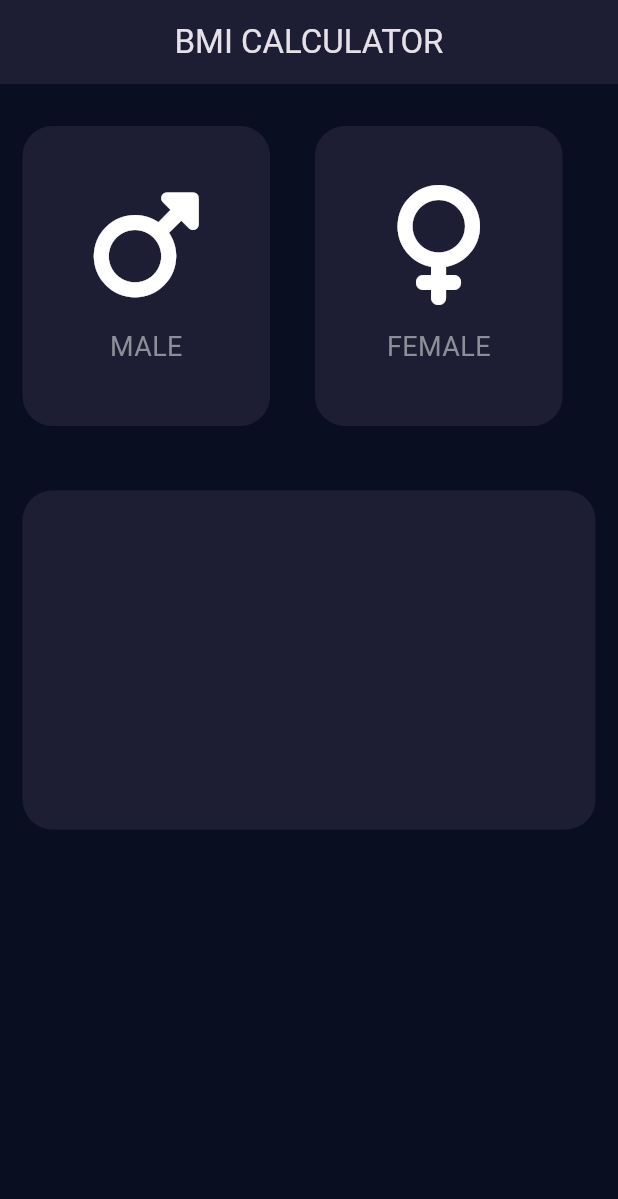
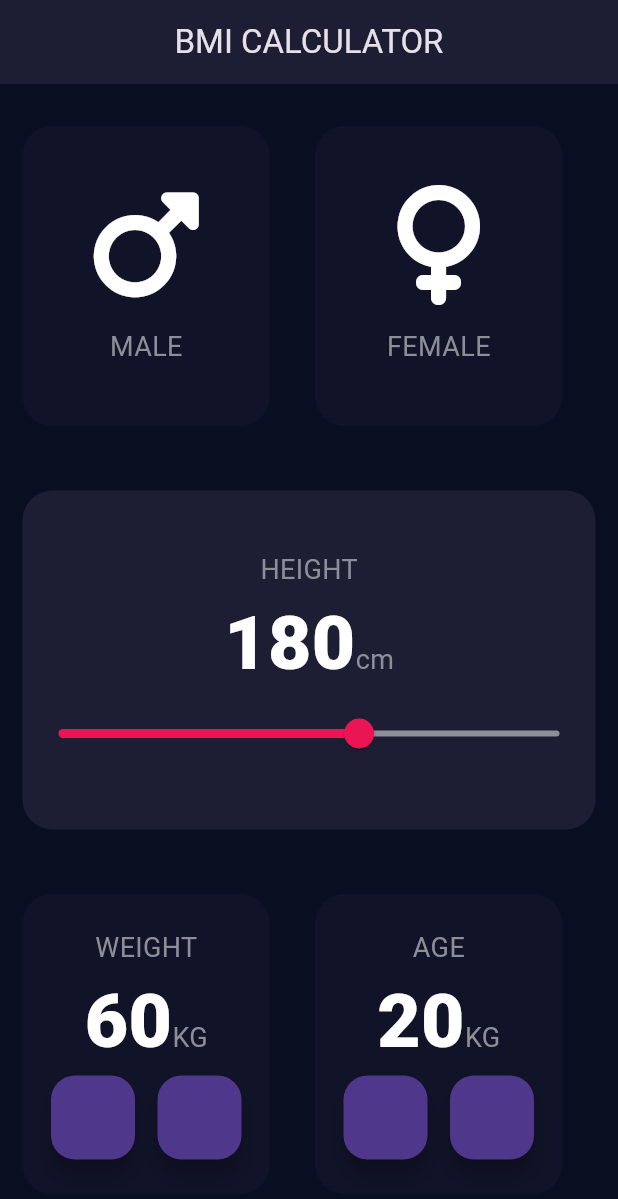
Before and after one commit to ChethanRaj13/BMI_calculator, a Flutter app: the screen it shows after launch, on a phone screen of 412 x 824 dp. Shown: the top 1199 px of the screen. Run offline on Flutter 3.47's test engine with Material 3 defaults, Android fonts, the phone set to English and light mode, and no system bars; our stand-ins replace font_awesome_flutter.

Commit message:
added more features

```diff
--- /dev/null
+++ b/lib/ABC.dart
@@ -0,0 +1,34 @@
+import 'package:flutter/material.dart';
+import 'constants.dart';
+import 'input_page.dart';
+
+class ABC extends StatelessWidget {
+  final String gender;
+  final IconData? ic;
+
+  const ABC({
+    Key? key,
+    required this.gender,
+    this.ic,
+  }) : super(key: key);
+
+  @override
+  Widget build(BuildContext context) {
+    return Column(
+      mainAxisAlignment: MainAxisAlignment.center,
+      children: [
+        Icon(
+          ic,
+          size: 80,
+        ),
+        SizedBox(
+          height: 15,
+        ),
+        Text(
+          gender,
+            style: kLabelTextStyle,
+        ),
+      ],
+    );
+  }
+}
--- /dev/null
+++ b/lib/constants.dart
@@ -0,0 +1,14 @@
+import 'package:flutter/material.dart';
+
+
+const kactivecolor = Color(0xFF1D1E33);
+const kinactivecolor = Color(0xFF111328);
+const kLabelTextStyle = TextStyle(
+  fontSize: 18,
+  color: Color(0xFF8D8F98),
+);
+const kHeightTextStyle = TextStyle(
+  fontSize: 50,
+  color: Colors.white,
+  fontWeight: FontWeight.w900,
+);
--- a/lib/input_page.dart
+++ b/lib/input_page.dart
@@ -1,13 +1,22 @@
 import 'package:flutter/material.dart';
 import 'package:font_awesome_flutter/font_awesome_flutter.dart';
+import 'reusable.dart';
+import 'ABC.dart';
+import 'constants.dart';
 
 class InputPage extends StatefulWidget {
+
   @override
   _InputPageState createState() => _InputPageState();
 }
 
 class _InputPageState extends State<InputPage> {
-  @override
+  int height = 180;
+  int weight = 60;
+  int age = 20;
+  Color malecolor = kinactivecolor;
+  Color femalecolor = kinactivecolor;
+
   Widget build(BuildContext context) {
     return SafeArea(
       child: Scaffold(
@@ -18,22 +27,39 @@ class _InputPageState extends State<InputPage> {
             ),
           ),
           body: Column(
+            crossAxisAlignment: CrossAxisAlignment.stretch,
             children: [
               Expanded(
                 child: Row(
                   children: [
-                    Reuse(
-                      colour: Color(0xFF1D1E33),
+                    GestureDetector(
+                      onTap: (){
+                        print("you tapped male");
+                        setState(() {
+                          updatecolor(1);
+                        });
+                      },
+                      child: Reuse(
+                        colour: malecolor,
                         cardChild: ABC(
                           gender: 'MALE',
                           ic: FontAwesomeIcons.mars,
                         ),
                       ),
-                    Reuse(
-                      colour: Color(0xFF1D1E33),
+                    ),
+                    GestureDetector(
+                      onTap: (){
+                        print("taped female");
+                        setState(() {
+                          updatecolor(2);
+                        });
+                      },
+                      child: Reuse(
+                        colour: femalecolor,
                         cardChild: ABC(
                           gender: 'FEMALE',
                           ic: FontAwesomeIcons.venus,
+                        ),
                       ),
                     ),
                    // Reuse(),
@@ -43,11 +69,46 @@ class _InputPageState extends State<InputPage> {
               Expanded(
                 child:
                 Container(
+                  child: Column(
+                    mainAxisAlignment: MainAxisAlignment.center,
+                    children: [
+                      Text(
+                        "HEIGHT",
+                            style: kLabelTextStyle,
+                      ),
+                      Row(
+                        mainAxisAlignment: MainAxisAlignment.center,
+                        crossAxisAlignment: CrossAxisAlignment.baseline,
+                        textBaseline: TextBaseline.alphabetic,
+                        children: [
+                          Text(
+                            height.toString(),
+                            style: kHeightTextStyle,
+                          ),
+                          Text(
+                            "cm",
+                                style: kLabelTextStyle,
+                          ),
+                        ],
+                      ),
+                      Slider(
+                          value: height.toDouble(),
+                          min: 120.0,
+                          max: 220.0,
+                          activeColor: Color(0xFFEB1555),
+                          inactiveColor: Color(0xFF8D8E98),
+                          onChanged: (double newValue){
+                            setState(() {
+                              height = newValue.round();
+                            });
+                      }),
+                    ],
+                  ),
                   height: 200,
                   width: 400,
                   margin: EdgeInsets.all(15),
                   decoration: BoxDecoration(
-                    color: Color(0xFF1D1E33),
+                    color: kactivecolor,
                     borderRadius: BorderRadius.circular(20),
                   ),
                 ),
@@ -55,8 +116,102 @@ class _InputPageState extends State<InputPage> {
               Expanded(
                 child: Row(
                   children: [
-                   // Reuse(),
-                    // Reuse(),
+                   Reuse(
+                     colour: kinactivecolor,
+                     cardChild: Column(
+                       mainAxisAlignment: MainAxisAlignment.center,
+                       children: [
+                         Text(
+                             "WEIGHT",
+                           style: kLabelTextStyle,
+                         ),
+                         Row(
+                           mainAxisAlignment: MainAxisAlignment.center,
+                           crossAxisAlignment: CrossAxisAlignment.baseline,
+                           textBaseline: TextBaseline.alphabetic,
+                           children: [
+                             Text(
+                               weight.toString(),
+                               style: kHeightTextStyle,
+                             ),
+                             Text(
+                               "KG",
+                               style: kLabelTextStyle,
+                             ),
+                           ],
+                         ),
+                         Row(
+                           mainAxisAlignment: MainAxisAlignment.center,
+                           crossAxisAlignment: CrossAxisAlignment.center,
+                           children: [
+                             FloatingActionButton(
+                                 onPressed: (){
+                                   setState(() {
+                                     weight++;
+                                   });
+                                 }
+                             ),
+                             SizedBox(width: 15,),
+                             FloatingActionButton(
+                                 onPressed: (){
+                                   setState(() {
+                                     weight--;
+                                   });
+                                 }
+                             ),
+                           ],
+                         ),
+                       ],
+                     ),
+                   ),
+                    Reuse(
+                      colour: kinactivecolor,
+                      cardChild: Column(
+                        mainAxisAlignment: MainAxisAlignment.center,
+                        children: [
+                          Text(
+                            "AGE",
+                            style: kLabelTextStyle,
+                          ),
+                          Row(
+                            mainAxisAlignment: MainAxisAlignment.center,
+                            crossAxisAlignment: CrossAxisAlignment.baseline,
+                            textBaseline: TextBaseline.alphabetic,
+                            children: [
+                              Text(
+                                age.toString(),
+                                style: kHeightTextStyle,
+                              ),
+                              Text(
+                                "KG",
+                                style: kLabelTextStyle,
+                              ),
+                            ],
+                          ),
+                          Row(
+                            mainAxisAlignment: MainAxisAlignment.center,
+                            crossAxisAlignment: CrossAxisAlignment.center,
+                            children: [
+                              FloatingActionButton(
+                                  onPressed: (){
+                                    setState(() {
+                                      age++;
+                                    });
+                                  }
+                              ),
+                              SizedBox(width: 15,),
+                              FloatingActionButton(
+                                  onPressed: (){
+                                    setState(() {
+                                      age--;
+                                    });
+                                  }
+                              ),
+                            ],
+                          ),
+                        ],
+                      ),
+                    ),
                   ],
                 ),
               ),
@@ -65,63 +220,26 @@ class _InputPageState extends State<InputPage> {
       ),
     );
   }
+  void updatecolor(int gender){
+    if(gender == 1){
+      if(malecolor == kinactivecolor){
+        malecolor = kactivecolor;
+        femalecolor = kinactivecolor;
       }
-
-class ABC extends StatelessWidget {
-  final String gender;
-  final IconData? ic;
-
-  const ABC({
-    Key? key,
-    required this.gender,
-    this.ic,
-  }) : super(key: key);
-
-  @override
-  Widget build(BuildContext context) {
-    return Column(
-      mainAxisAlignment: MainAxisAlignment.center,
-      children: [
-        Icon(
-          ic,
-          size: 80,
-        ),
-        SizedBox(
-          height: 15,
-        ),
-        Text(
-          gender,
-          style: TextStyle(
-            fontSize: 18,
-            color: Color(0xFF8D8F98),
-          ),
-        ),
-      ],
-    );
+      else{
+        malecolor = kinactivecolor;
+        femalecolor = kactivecolor;
       }
     }
-
-class Reuse extends StatelessWidget {
-  final Color colour;
-  final Widget? cardChild;
-
-  const Reuse({
-    Key? key,
-    required this.colour,
-    this.cardChild,
-  }) : super(key: key);
-
-  @override
-  Widget build(BuildContext context) {
-    return Container(
-      height: 200,
-      width: 165,
-      margin: const EdgeInsets.all(15),
-      decoration: BoxDecoration(
-        color: colour, // ✅ use the colour passed from outside
-        borderRadius: BorderRadius.circular(20),
-      ),
-      child: cardChild, // ✅ show the child if provided
-    );
+    if(gender == 2){
+      if(femalecolor == kinactivecolor){
+        malecolor = kinactivecolor;
+        femalecolor = kactivecolor;
+      }
+      else{
+        malecolor = kactivecolor;
+        femalecolor = kinactivecolor;
       }
     }
+  }
+}
--- /dev/null
+++ b/lib/reusable.dart
@@ -0,0 +1,26 @@
+import 'package:flutter/material.dart';
+
+class Reuse extends StatelessWidget {
+  final Color colour;
+  final Widget? cardChild;
+
+  const Reuse({
+    Key? key,
+    required this.colour,
+    this.cardChild,
+  }) : super(key: key);
+
+  @override
+  Widget build(BuildContext context) {
+    return Container(
+      height: 200,
+      width: 165,
+      margin: const EdgeInsets.all(15),
+      decoration: BoxDecoration(
+        color: colour, // ✅ use the colour passed from outside
+        borderRadius: BorderRadius.circular(20),
+      ),
+      child: cardChild, // ✅ show the child if provided
+    );
+  }
+}
```
Lines whose indentation alone changed are shown as unchanged.
